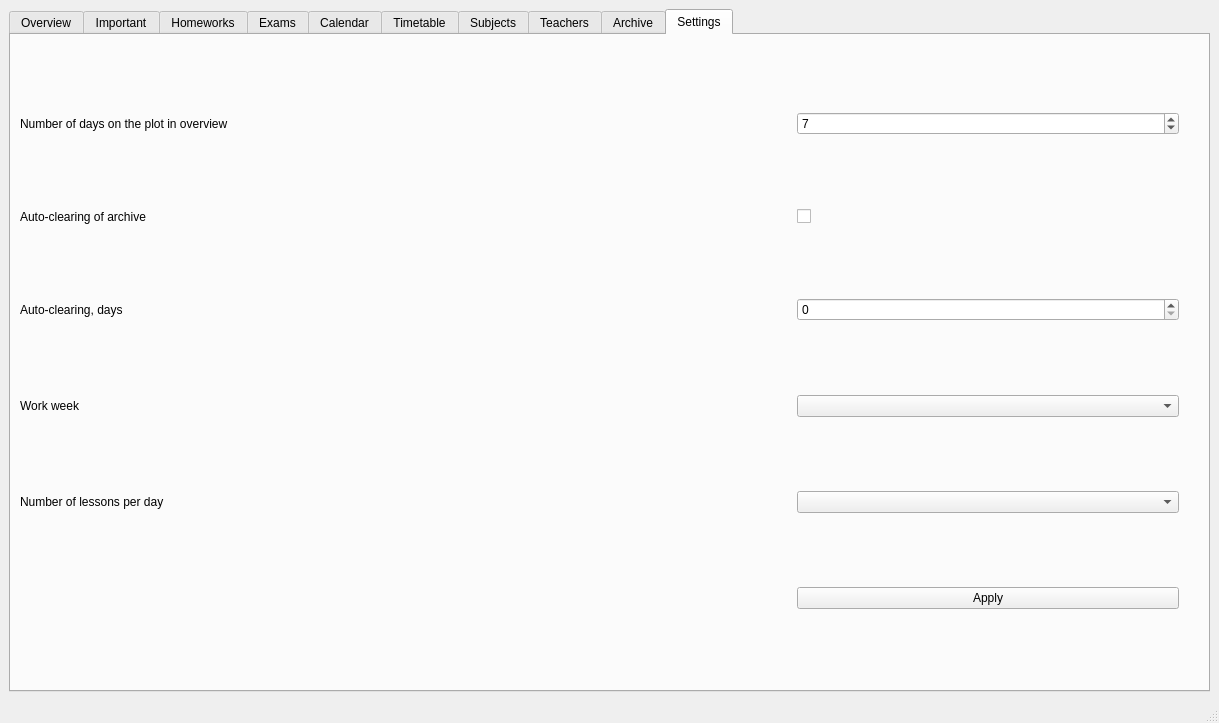
Qt form Lab2Qt/mainwindow.ui (yegorgru/OOP_Labs_3_semester) before a commit.
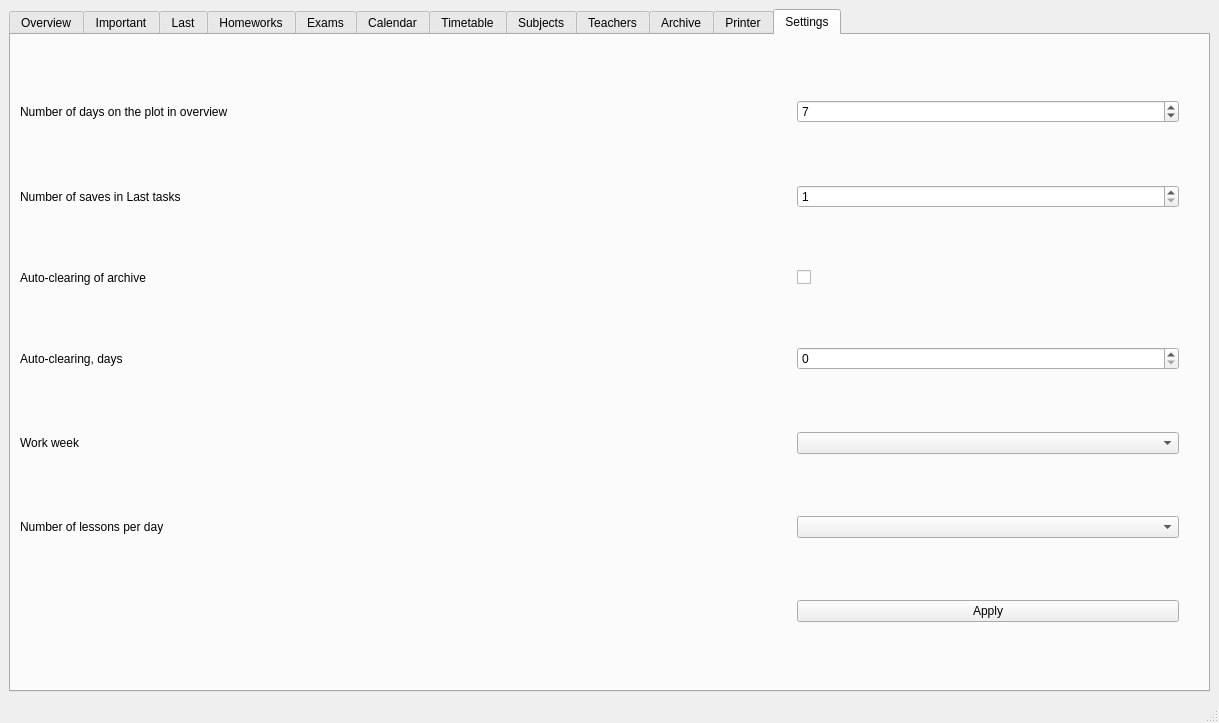
The same form after that commit. The open tabs and pages were chosen to show the change. Custom widgets are drawn as their Qt base class.

```diff
--- a/Lab2Qt/mainwindow.ui
+++ b/Lab2Qt/mainwindow.ui
@@ -119,6 +119,16 @@
         </item>
        </layout>
       </widget>
+      <widget class="QWidget" name="tab_10">
+       <attribute name="title">
+        <string>Last</string>
+       </attribute>
+       <layout class="QGridLayout" name="gridLayout_12">
+        <item row="0" column="0">
+         <widget class="QListWidget" name="last_list"/>
+        </item>
+       </layout>
+      </widget>
       <widget class="QWidget" name="tab">
        <attribute name="title">
         <string>Homeworks</string>
@@ -514,52 +524,77 @@
         </item>
        </layout>
       </widget>
+      <widget class="QWidget" name="tab_12">
+       <attribute name="title">
+        <string>Printer</string>
+       </attribute>
+       <layout class="QGridLayout" name="gridLayout_13">
+        <item row="0" column="0" colspan="3">
+         <widget class="QListWidget" name="print_list"/>
+        </item>
+        <item row="1" column="0">
+         <spacer name="horizontalSpacer_6">
+          <property name="orientation">
+           <enum>Qt::Horizontal</enum>
+          </property>
+          <property name="sizeHint" stdset="0">
+           <size>
+            <width>976</width>
+            <height>20</height>
+           </size>
+          </property>
+         </spacer>
+        </item>
+        <item row="1" column="1">
+         <widget class="QPushButton" name="clear_printer_data_button">
+          <property name="text">
+           <string>Clear</string>
+          </property>
+         </widget>
+        </item>
+        <item row="1" column="2">
+         <widget class="QPushButton" name="print_button">
+          <property name="text">
+           <string>Print</string>
+          </property>
+         </widget>
+        </item>
+       </layout>
+      </widget>
       <widget class="QWidget" name="tab_7">
        <attribute name="title">
         <string>Settings</string>
        </attribute>
        <layout class="QGridLayout" name="gridLayout_11">
-        <item row="3" column="2">
-         <widget class="QSpinBox" name="auto_clearing_spin_box">
-          <property name="maximum">
-           <number>365</number>
-          </property>
-         </widget>
-        </item>
-        <item row="1" column="0" colspan="2">
-         <widget class="QLabel" name="label_12">
-          <property name="text">
-           <string>Auto-clearing of archive</string>
-          </property>
-         </widget>
-        </item>
-        <item row="6" column="2">
-         <widget class="QPushButton" name="apply_settings_button">
-          <property name="text">
-           <string>Apply</string>
-          </property>
-         </widget>
-        </item>
-        <item row="5" column="0">
+        <item row="6" column="0">
          <widget class="QLabel" name="label_15">
           <property name="text">
            <string>Number of lessons per day</string>
           </property>
          </widget>
         </item>
-        <item row="1" column="2">
+        <item row="6" column="2">
+         <widget class="QComboBox" name="lessons_per_day_combo_box"/>
+        </item>
+        <item row="2" column="2">
          <widget class="QCheckBox" name="auto_clearing_check">
           <property name="text">
            <string/>
           </property>
          </widget>
         </item>
-        <item row="3" column="0" colspan="2">
-         <widget class="QLabel" name="auto_clearing_label">
-          <property name="text">
-           <string>Auto-clearing, days</string>
+        <item row="0" column="3" rowspan="3">
+         <spacer name="verticalSpacer">
+          <property name="orientation">
+           <enum>Qt::Vertical</enum>
           </property>
-         </widget>
+          <property name="sizeHint" stdset="0">
+           <size>
+            <width>20</width>
+            <height>40</height>
+           </size>
+          </property>
+         </spacer>
         </item>
         <item row="0" column="2">
          <widget class="QSpinBox" name="days_plot_spin_box">
@@ -574,16 +609,44 @@
           </property>
          </widget>
         </item>
+        <item row="5" column="2">
+         <widget class="QComboBox" name="work_week_combo_box"/>
+        </item>
+        <item row="2" column="0" colspan="2">
+         <widget class="QLabel" name="label_12">
+          <property name="text">
+           <string>Auto-clearing of archive</string>
+          </property>
+         </widget>
+        </item>
+        <item row="4" column="2">
+         <widget class="QSpinBox" name="auto_clearing_spin_box">
+          <property name="maximum">
+           <number>365</number>
+          </property>
+         </widget>
+        </item>
         <item row="4" column="0" colspan="2">
+         <widget class="QLabel" name="auto_clearing_label">
+          <property name="text">
+           <string>Auto-clearing, days</string>
+          </property>
+         </widget>
+        </item>
+        <item row="7" column="2">
+         <widget class="QPushButton" name="apply_settings_button">
+          <property name="text">
+           <string>Apply</string>
+          </property>
+         </widget>
+        </item>
+        <item row="5" column="0" colspan="2">
          <widget class="QLabel" name="label_14">
           <property name="text">
            <string>Work week</string>
           </property>
          </widget>
         </item>
-        <item row="4" column="2">
-         <widget class="QComboBox" name="work_week_combo_box"/>
-        </item>
         <item row="0" column="0" colspan="2">
          <widget class="QLabel" name="label_11">
           <property name="text">
@@ -591,21 +654,22 @@
           </property>
          </widget>
         </item>
-        <item row="5" column="2">
-         <widget class="QComboBox" name="lessons_per_day_combo_box"/>
+        <item row="1" column="0">
+         <widget class="QLabel" name="label_13">
+          <property name="text">
+           <string>Number of saves in Last tasks</string>
+          </property>
+         </widget>
         </item>
-        <item row="0" column="3" rowspan="2">
-         <spacer name="verticalSpacer">
-          <property name="orientation">
-           <enum>Qt::Vertical</enum>
+        <item row="1" column="2">
+         <widget class="QSpinBox" name="last_tasks_settings_spin_box">
+          <property name="minimum">
+           <number>1</number>
           </property>
-          <property name="sizeHint" stdset="0">
-           <size>
-            <width>20</width>
-            <height>40</height>
-           </size>
+          <property name="maximum">
+           <number>100</number>
           </property>
-         </spacer>
+         </widget>
         </item>
        </layout>
       </widget>
```
